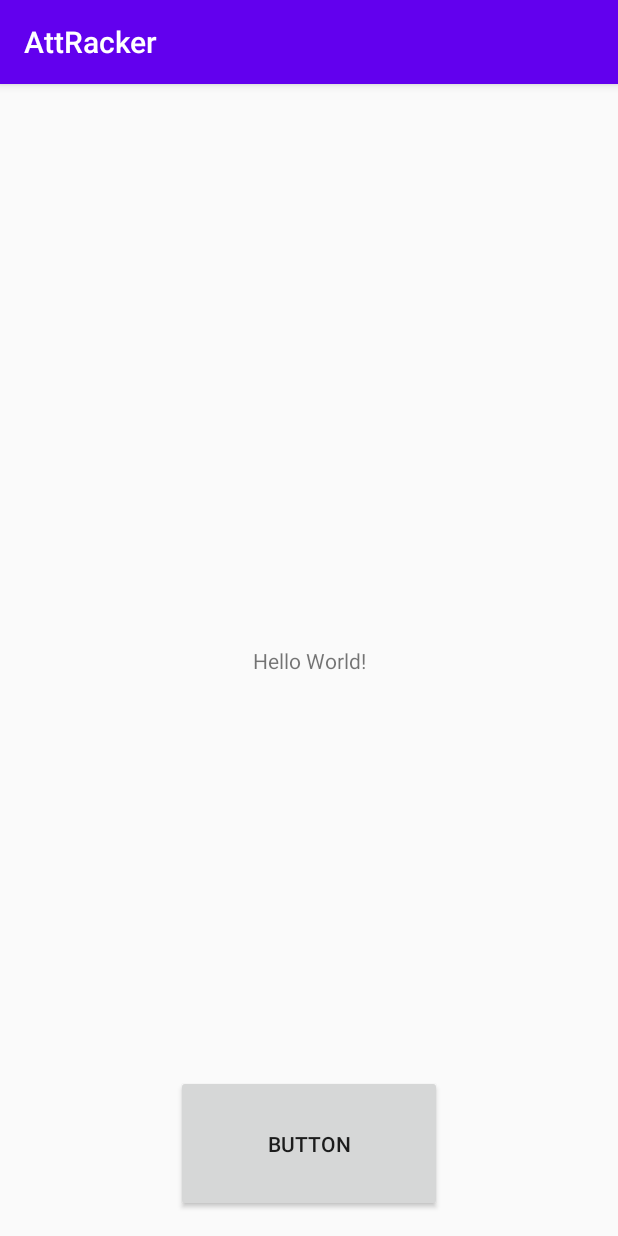
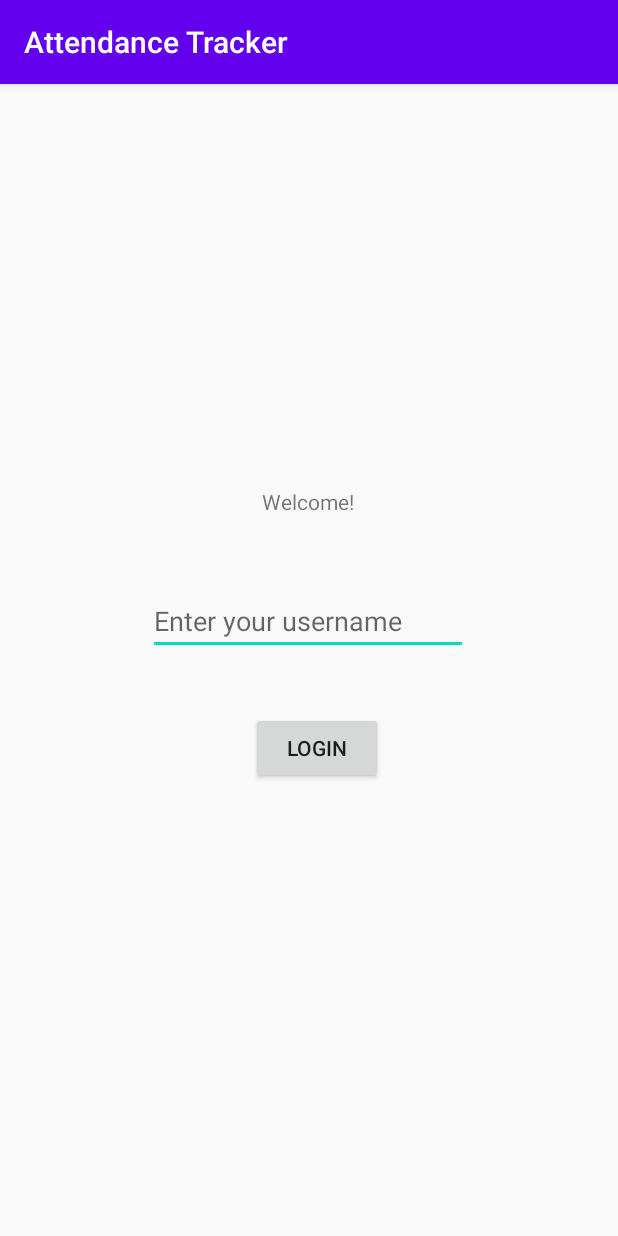
Before and after one commit to Dmitriy1337/AttendanceTracker, an Android app: the screen it shows after launch (LoginActivity), on a phone screen of 412 x 824 dp. Run offline under Robolectric (Android 15) with nearby library versions, the phone set to English and light mode, and no system bars.

Commit message:
basic navigation and layouts built

```diff
--- a/app/build.gradle
+++ b/app/build.gradle
@@ -26,6 +26,7 @@ dependencies {
     implementation fileTree(dir: "libs", include: ["*.jar"])
     implementation 'androidx.appcompat:appcompat:1.1.0'
     implementation 'androidx.constraintlayout:constraintlayout:1.1.3'
+    implementation 'androidx.cardview:cardview:1.0.0'
     testImplementation 'junit:junit:4.12'
     androidTestImplementation 'androidx.test.ext:junit:1.1.1'
     androidTestImplementation 'androidx.test.espresso:espresso-core:3.2.0'
--- a/app/src/main/AndroidManifest.xml
+++ b/app/src/main/AndroidManifest.xml
@@ -9,11 +9,13 @@
         android:roundIcon="@mipmap/ic_launcher_round"
         android:supportsRtl="true"
         android:theme="@style/AppTheme">
-        <activity android:name=".NewEventActivity"></activity>
+        <activity android:name=".LogoutActivity" />
+        <activity android:name=".NewEventActivity" />
         <activity android:name=".EventListActivity" />
         <activity android:name=".ScanActivity" />
         <activity android:name=".MenuActivity" />
-        <activity android:name=".LoginActivity">
+        <activity
+            android:name=".LoginActivity">
             <intent-filter>
                 <action android:name="android.intent.action.MAIN" />
 
--- a/app/src/main/java/com/ui/attracker/LoginActivity.java
+++ b/app/src/main/java/com/ui/attracker/LoginActivity.java
@@ -13,13 +13,14 @@ public class LoginActivity extends AppCompatActivity {
     protected void onCreate(Bundle savedInstanceState) {
         super.onCreate(savedInstanceState);
         setContentView(R.layout.activity_login);
-        Button login = findViewById(R.id.login);
-        final Intent loginIntent = new Intent(this,MenuActivity.class);
+        final Intent menuIntent = new Intent(this, MenuActivity.class);
 
-        login.setOnClickListener(new View.OnClickListener() {
+        Button loginBtn = findViewById(R.id.loginBtn);
+        loginBtn.setOnClickListener(new View.OnClickListener() {
             @Override
             public void onClick(View view) {
-                startActivity(loginIntent);
+                startActivity(menuIntent);
+                finish();
             }
         });
     }
--- a/app/src/main/res/layout/activity_login.xml
+++ b/app/src/main/res/layout/activity_login.xml
@@ -7,22 +7,44 @@
     tools:context=".LoginActivity">
 
     <TextView
+        android:id="@+id/textViewWelcome"
         android:layout_width="wrap_content"
         android:layout_height="wrap_content"
-        android:text="Hello World!"
+        android:text="@string/welcome_text"
         app:layout_constraintBottom_toBottomOf="parent"
+        app:layout_constraintEnd_toEndOf="parent"
+        app:layout_constraintHorizontal_bias="0.498"
         app:layout_constraintLeft_toLeftOf="parent"
         app:layout_constraintRight_toRightOf="parent"
-        app:layout_constraintTop_toTopOf="parent" />
+        app:layout_constraintStart_toStartOf="parent"
+        app:layout_constraintTop_toTopOf="parent"
+        app:layout_constraintVertical_bias="0.359" />
 
     <Button
-        android:id="@+id/login"
-        android:layout_width="177dp"
-        android:layout_height="91dp"
-        android:layout_marginBottom="16dp"
-        android:text="Button"
+        android:id="@+id/loginBtn"
+        android:layout_width="wrap_content"
+        android:layout_height="wrap_content"
+        android:layout_marginBottom="200dp"
+        android:text="Login"
         app:layout_constraintBottom_toBottomOf="parent"
         app:layout_constraintEnd_toEndOf="parent"
-        app:layout_constraintStart_toStartOf="parent" />
+        app:layout_constraintHorizontal_bias="0.517"
+        app:layout_constraintStart_toStartOf="parent"
+        app:layout_constraintTop_toBottomOf="@+id/editTextUsername"
+        app:layout_constraintVertical_bias="0.273" />
+
+    <EditText
+        android:id="@+id/editTextUsername"
+        android:layout_width="wrap_content"
+        android:layout_height="wrap_content"
+        android:layout_marginBottom="340dp"
+        android:ems="10"
+        android:hint="@string/login_hint"
+        android:inputType="textPersonName"
+        app:layout_constraintBottom_toBottomOf="parent"
+        app:layout_constraintEnd_toEndOf="parent"
+        app:layout_constraintHorizontal_bias="0.497"
+        app:layout_constraintStart_toStartOf="parent"
+        app:layout_constraintTop_toBottomOf="@+id/textViewWelcome" />
 
 </androidx.constraintlayout.widget.ConstraintLayout>
--- a/app/src/main/res/values/strings.xml
+++ b/app/src/main/res/values/strings.xml
@@ -1,3 +1,5 @@
 <resources>
-    <string name="app_name">AttRacker</string>
+    <string name="app_name">Attendance Tracker</string>
+    <string name="login_hint">Enter your username</string>
+    <string name="welcome_text">Welcome!</string>
 </resources>
```
Also changed, not shown: app/src/main/java/com/ui/attracker/LogoutActivity.java (added, +23 -0 lines), app/src/main/java/com/ui/attracker/MenuActivity.java (+10 -12 lines), app/src/main/res/layout/activity_logout.xml (added, +19 -0 lines), app/src/main/res/layout/activity_menu.xml (+18 -13 lines).
